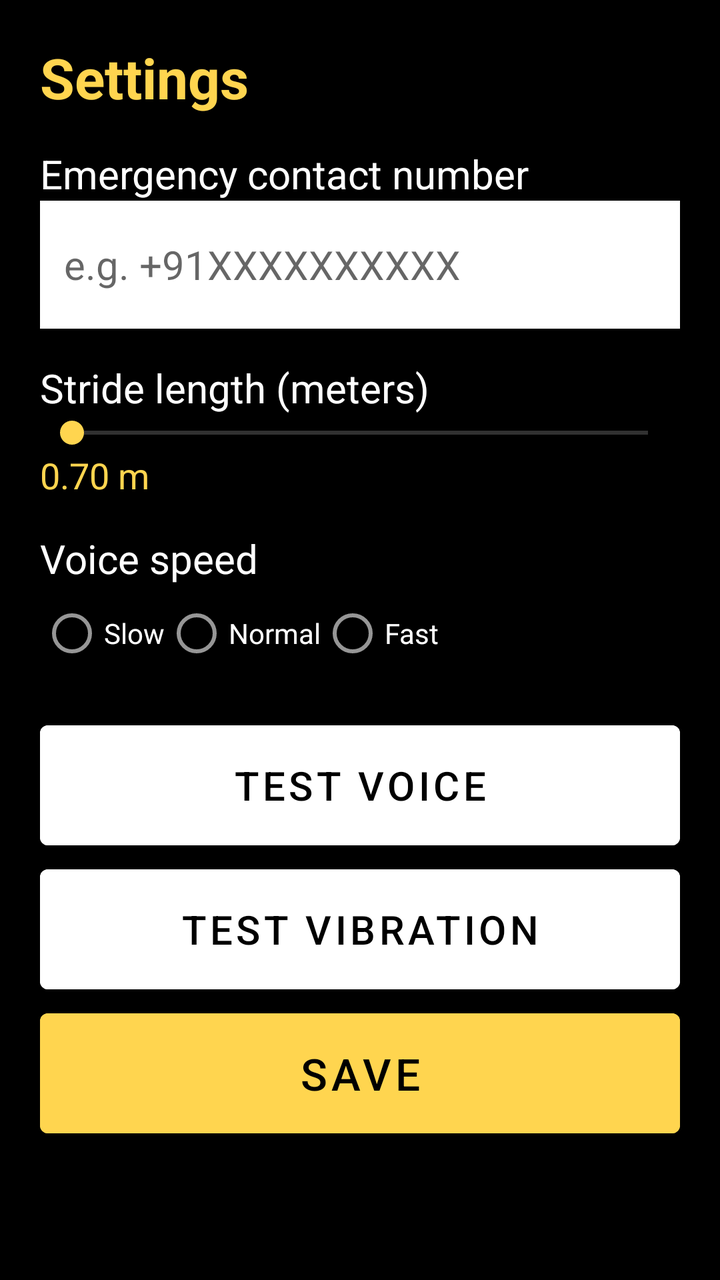
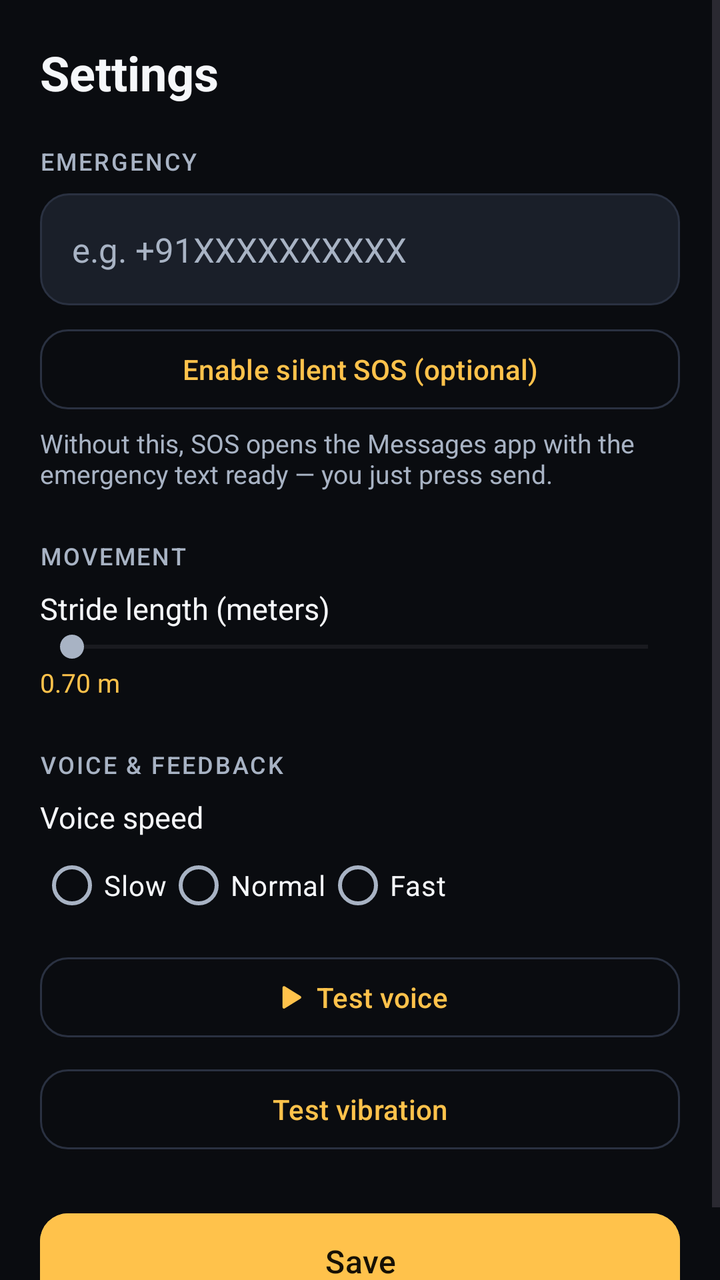

An Android layout rendered at two revisions. The XML below is the earlier revision; the diff shows what the commit changed to produce the second picture.
<!-- AndroidManifest.xml: application theme Theme.NavGuide -->
<!-- res/layout/activity_settings.xml -->
<?xml version="1.0" encoding="utf-8"?>
<ScrollView xmlns:android="http://schemas.android.com/apk/res/android"
    android:layout_width="match_parent"
    android:layout_height="match_parent"
    android:background="@color/black"
    android:fillViewport="true">

    <LinearLayout
        android:layout_width="match_parent"
        android:layout_height="wrap_content"
        android:orientation="vertical"
        android:padding="20dp">

        <TextView
            android:layout_width="match_parent"
            android:layout_height="wrap_content"
            android:text="@string/settings_title"
            android:textColor="@color/yellow"
            android:textSize="28sp"
            android:textStyle="bold"
            android:layout_marginBottom="16dp" />

        <TextView
            android:layout_width="match_parent"
            android:layout_height="wrap_content"
            android:text="@string/settings_contact_label"
            android:textColor="@color/white"
            android:textSize="20sp" />

        <EditText
            android:id="@+id/etContact"
            android:layout_width="match_parent"
            android:layout_height="64dp"
            android:hint="@string/settings_contact_hint"
            android:inputType="phone"
            android:textColor="@color/black"
            android:textSize="20sp"
            android:background="@color/white"
            android:padding="12dp"
            android:layout_marginBottom="16dp"
            android:contentDescription="@string/settings_contact_label" />

        <TextView
            android:layout_width="match_parent"
            android:layout_height="wrap_content"
            android:text="@string/settings_stride_label"
            android:textColor="@color/white"
            android:textSize="20sp" />

        <SeekBar
            android:id="@+id/sbStride"
            android:layout_width="match_parent"
            android:layout_height="wrap_content" />

        <TextView
            android:id="@+id/tvStrideValue"
            android:layout_width="match_parent"
            android:layout_height="wrap_content"
            android:text="0.70 m"
            android:textColor="@color/yellow"
            android:textSize="18sp"
            android:layout_marginBottom="16dp" />

        <TextView
            android:layout_width="match_parent"
            android:layout_height="wrap_content"
            android:text="@string/settings_tts_speed"
            android:textColor="@color/white"
            android:textSize="20sp" />

        <RadioGroup
            android:id="@+id/rgSpeed"
            android:layout_width="match_parent"
            android:layout_height="wrap_content"
            android:orientation="horizontal"
            android:layout_marginBottom="16dp">

            <RadioButton
                android:id="@+id/rbSlow"
                android:layout_width="wrap_content"
                android:layout_height="wrap_content"
                android:text="@string/tts_slow"
                android:textColor="@color/white" />

            <RadioButton
                android:id="@+id/rbNormal"
                android:layout_width="wrap_content"
                android:layout_height="wrap_content"
                android:text="@string/tts_normal"
                android:textColor="@color/white" />

            <RadioButton
                android:id="@+id/rbFast"
                android:layout_width="wrap_content"
                android:layout_height="wrap_content"
                android:text="@string/tts_fast"
                android:textColor="@color/white" />
        </RadioGroup>

        <Button
            android:id="@+id/btnTestVoice"
            android:layout_width="match_parent"
            android:layout_height="72dp"
            android:text="@string/btn_test_voice"
            android:textSize="20sp"
            android:backgroundTint="@color/white"
            android:textColor="@color/black"
            android:contentDescription="@string/btn_test_voice" />

        <Button
            android:id="@+id/btnTestVibration"
            android:layout_width="match_parent"
            android:layout_height="72dp"
            android:text="@string/btn_test_vibration"
            android:textSize="20sp"
            android:backgroundTint="@color/white"
            android:textColor="@color/black"
            android:contentDescription="@string/btn_test_vibration" />

        <Button
            android:id="@+id/btnSave"
            android:layout_width="match_parent"
            android:layout_height="72dp"
            android:text="@string/btn_save"
            android:textSize="22sp"
            android:backgroundTint="@color/yellow"
            android:textColor="@color/black"
            android:contentDescription="@string/btn_save" />

    </LinearLayout>
</ScrollView>
<!-- resources referenced by this layout -->
<resources>
  <color name="black">#FF000000</color>
  <color name="white">#FFFFFFFF</color>
  <color name="yellow">#FFFFD54F</color>
  <style name="Theme.NavGuide" parent="Theme.MaterialComponents.DayNight.NoActionBar">
          <item name="colorPrimary">@color/yellow</item>
          <item name="colorPrimaryVariant">@color/yellow</item>
          <item name="colorOnPrimary">@color/black</item>
          <item name="colorSecondary">@color/yellow</item>
          <item name="colorSecondaryVariant">@color/yellow</item>
          <item name="colorOnSecondary">@color/black</item>
          <item name="android:windowBackground">@color/black</item>
          <item name="android:statusBarColor">@color/black</item>
          <item name="android:navigationBarColor">@color/black</item>
          <item name="android:textColorPrimary">@color/white</item>
          <item name="android:textColorSecondary">@color/text_secondary</item>
          <item name="colorOnSurface">@color/white</item>
          <item name="colorSurface">@color/dark_gray</item>
      </style>
  <color name="text_secondary">#FFBDBDBD</color>
  <color name="dark_gray">#FF1C1C1C</color>
  <!-- unchanged entries left out for length: 11 -->
</resources>

<!-- the commit's change to res/layout/activity_settings.xml (unified diff, before → after) -->
@@ -1,51 +1,79 @@
 <?xml version="1.0" encoding="utf-8"?>
 <ScrollView xmlns:android="http://schemas.android.com/apk/res/android"
+    xmlns:app="http://schemas.android.com/apk/res-auto"
     android:layout_width="match_parent"
     android:layout_height="match_parent"
-    android:background="@color/black"
+    android:background="@color/bg"
     android:fillViewport="true">
 
     <LinearLayout
         android:layout_width="match_parent"
         android:layout_height="wrap_content"
         android:orientation="vertical"
-        android:padding="20dp">
+        android:padding="@dimen/screen_pad">
 
         <TextView
-            android:layout_width="match_parent"
+            android:layout_width="wrap_content"
             android:layout_height="wrap_content"
             android:text="@string/settings_title"
-            android:textColor="@color/yellow"
-            android:textSize="28sp"
-            android:textStyle="bold"
-            android:layout_marginBottom="16dp" />
+            android:textAppearance="@style/TextAppearance.NavGuide.Title"
+            android:layout_marginBottom="@dimen/space_20" />
 
+        
         <TextView
-            android:layout_width="match_parent"
+            android:layout_width="wrap_content"
             android:layout_height="wrap_content"
-            android:text="@string/settings_contact_label"
-            android:textColor="@color/white"
-            android:textSize="20sp" />
+            android:text="@string/settings_section_emergency"
+            android:textAppearance="@style/TextAppearance.NavGuide.Label"
+            android:layout_marginBottom="@dimen/space_8" />
 
         <EditText
             android:id="@+id/etContact"
             android:layout_width="match_parent"
-            android:layout_height="64dp"
+            android:layout_height="56dp"
             android:hint="@string/settings_contact_hint"
             android:inputType="phone"
-            android:textColor="@color/black"
-            android:textSize="20sp"
-            android:background="@color/white"
-            android:padding="12dp"
-            android:layout_marginBottom="16dp"
+            android:textColor="@color/text_primary"
+            android:textColorHint="@color/text_secondary"
+            android:textSize="17sp"
+            android:background="@drawable/bg_input"
+            android:paddingStart="@dimen/space_16"
+            android:paddingEnd="@dimen/space_16"
             android:contentDescription="@string/settings_contact_label" />
+
+        <Button
+            android:id="@+id/btnEnableSms"
+            style="@style/Widget.Material3.Button.OutlinedButton"
+            android:layout_width="match_parent"
+            android:layout_height="48dp"
+            android:layout_marginTop="@dimen/space_8"
+            android:text="@string/settings_sms_button"
+            android:textSize="14sp"
+            app:cornerRadius="@dimen/radius_medium"
+            android:contentDescription="@string/settings_sms_button" />
+
+        <TextView
+            android:id="@+id/tvSmsStatus"
+            android:layout_width="match_parent"
+            android:layout_height="wrap_content"
+            android:text="@string/settings_sms_button_hint"
+            android:textAppearance="@style/TextAppearance.NavGuide.Caption"
+            android:layout_marginTop="@dimen/space_4" />
+
+        
+        <TextView
+            android:layout_width="wrap_content"
+            android:layout_height="wrap_content"
+            android:text="@string/settings_section_movement"
+            android:textAppearance="@style/TextAppearance.NavGuide.Label"
+            android:layout_marginTop="@dimen/space_24"
+            android:layout_marginBottom="@dimen/space_8" />
 
         <TextView
             android:layout_width="match_parent"
             android:layout_height="wrap_content"
             android:text="@string/settings_stride_label"
-            android:textColor="@color/white"
-            android:textSize="20sp" />
+            android:textAppearance="@style/TextAppearance.NavGuide.Body" />
 
         <SeekBar
             android:id="@+id/sbStride"
@@ -57,74 +85,87 @@
             android:layout_width="match_parent"
             android:layout_height="wrap_content"
             android:text="0.70 m"
-            android:textColor="@color/yellow"
-            android:textSize="18sp"
-            android:layout_marginBottom="16dp" />
+            android:textAppearance="@style/TextAppearance.NavGuide.Caption"
+            android:textColor="@color/amber" />
+
+        
+        <TextView
+            android:layout_width="wrap_content"
+            android:layout_height="wrap_content"
+            android:text="@string/settings_section_voice"
+            android:textAppearance="@style/TextAppearance.NavGuide.Label"
+            android:layout_marginTop="@dimen/space_24"
+            android:layout_marginBottom="@dimen/space_8" />
 
         <TextView
             android:layout_width="match_parent"
             android:layout_height="wrap_content"
             android:text="@string/settings_tts_speed"
-            android:textColor="@color/white"
-            android:textSize="20sp" />
+            android:textAppearance="@style/TextAppearance.NavGuide.Body" />
 
         <RadioGroup
             android:id="@+id/rgSpeed"
             android:layout_width="match_parent"
             android:layout_height="wrap_content"
             android:orientation="horizontal"
-            android:layout_marginBottom="16dp">
+            android:layout_marginBottom="@dimen/space_8">
 
             <RadioButton
                 android:id="@+id/rbSlow"
                 android:layout_width="wrap_content"
                 android:layout_height="wrap_content"
                 android:text="@string/tts_slow"
-                android:textColor="@color/white" />
+                android:textColor="@color/text_primary" />
 
             <RadioButton
                 android:id="@+id/rbNormal"
                 android:layout_width="wrap_content"
                 android:layout_height="wrap_content"
                 android:text="@string/tts_normal"
-                android:textColor="@color/white" />
+                android:textColor="@color/text_primary" />
 
             <RadioButton
                 android:id="@+id/rbFast"
                 android:layout_width="wrap_content"
                 android:layout_height="wrap_content"
                 android:text="@string/tts_fast"
-                android:textColor="@color/white" />
+                android:textColor="@color/text_primary" />
         </RadioGroup>
 
         <Button
             android:id="@+id/btnTestVoice"
+            style="@style/Widget.Material3.Button.OutlinedButton"
             android:layout_width="match_parent"
-            android:layout_height="72dp"
+            android:layout_height="48dp"
             android:text="@string/btn_test_voice"
-            android:textSize="20sp"
-            android:backgroundTint="@color/white"
-            android:textColor="@color/black"
+            android:textSize="14sp"
+            app:cornerRadius="@dimen/radius_medium"
+            app:icon="@drawable/ic_play"
+            app:iconGravity="textStart"
+            app:iconSize="18dp"
             android:contentDescription="@string/btn_test_voice" />
 
         <Button
             android:id="@+id/btnTestVibration"
+            style="@style/Widget.Material3.Button.OutlinedButton"
             android:layout_width="match_parent"
-            android:layout_height="72dp"
+            android:layout_height="48dp"
+            android:layout_marginTop="@dimen/space_8"
             android:text="@string/btn_test_vibration"
-            android:textSize="20sp"
-            android:backgroundTint="@color/white"
-            android:textColor="@color/black"
+            android:textSize="14sp"
+            app:cornerRadius="@dimen/radius_medium"
             android:contentDescription="@string/btn_test_vibration" />
 
         <Button
             android:id="@+id/btnSave"
             android:layout_width="match_parent"
-            android:layout_height="72dp"
+            android:layout_height="@dimen/button_height"
+            android:layout_marginTop="@dimen/space_24"
             android:text="@string/btn_save"
-            android:textSize="22sp"
-            android:backgroundTint="@color/yellow"
-            android:textColor="@color/black"
+            android:textSize="16sp"
+            android:backgroundTint="@color/amber"
+            android:textColor="@color/text_on_accent"
+            app:cornerRadius="@dimen/radius_medium"
             android:contentDescription="@string/btn_save" />
 
     </LinearLayout>
<!-- resource entries referenced after the edit -->
@@ -1,25 +1,120 @@
 <!-- resources referenced by this layout -->
 <resources>
-  <color name="black">#FF000000</color>
-  <color name="white">#FFFFFFFF</color>
-  <color name="yellow">#FFFFD54F</color>
-  <style name="Theme.NavGuide" parent="Theme.MaterialComponents.DayNight.NoActionBar">
-          <item name="colorPrimary">@color/yellow</item>
-          <item name="colorPrimaryVariant">@color/yellow</item>
-          <item name="colorOnPrimary">@color/black</item>
-          <item name="colorSecondary">@color/yellow</item>
-          <item name="colorSecondaryVariant">@color/yellow</item>
-          <item name="colorOnSecondary">@color/black</item>
-          <item name="android:windowBackground">@color/black</item>
-          <item name="android:statusBarColor">@color/black</item>
-          <item name="android:navigationBarColor">@color/black</item>
-          <item name="android:textColorPrimary">@color/white</item>
-          <item name="android:textColorSecondary">@color/text_secondary</item>
-          <item name="colorOnSurface">@color/white</item>
-          <item name="colorSurface">@color/dark_gray</item>
+  <color name="amber">#FFC24B</color>
+  <color name="bg">#0A0C10</color>
+  <color name="text_on_accent">#171105</color>
+  <color name="text_primary">#F5F7FA</color>
+  <color name="white">#FFF5F7FA</color>
+  <style name="ShapeAppearance.NavGuide.Small" parent="">
+          <item name="cornerFamily">rounded</item>
+          <item name="cornerSize">@dimen/radius_small</item>
       </style>
-  <color name="text_secondary">#FFBDBDBD</color>
-  <color name="dark_gray">#FF1C1C1C</color>
+  <style name="ShapeAppearance.NavGuide.Medium" parent="">
+          <item name="cornerFamily">rounded</item>
+          <item name="cornerSize">@dimen/radius_medium</item>
+      </style>
+  <style name="ShapeAppearance.NavGuide.Large" parent="">
+          <item name="cornerFamily">rounded</item>
+          <item name="cornerSize">@dimen/radius_large</item>
+      </style>
+  <dimen name="radius_small">10dp</dimen>
+  <dimen name="radius_large">18dp</dimen>
+  <style name="Theme.NavGuide" parent="Theme.Material3.DayNight.NoActionBar">
+          
+          <item name="colorPrimary">@color/amber</item>
+          <item name="colorOnPrimary">@color/text_on_accent</item>
+          <item name="colorPrimaryContainer">@color/amber_container</item>
+          <item name="colorOnPrimaryContainer">@color/amber_on_container</item>
+  
+          
+          <item name="colorSecondary">@color/text_secondary</item>
+          <item name="colorOnSecondary">@color/bg</item>
+          <item name="colorSecondaryContainer">@color/surface_variant</item>
+          <item name="colorOnSecondaryContainer">@color/text_primary</item>
+  
+          
+          <item name="android:windowBackground">@color/bg</item>
+          <item name="colorSurface">@color/surface</item>
+          <item name="colorOnSurface">@color/text_primary</item>
+          <item name="colorSurfaceVariant">@color/surface_variant</item>
+          <item name="colorOnSurfaceVariant">@color/text_secondary</item>
+          <item name="colorOutline">@color/outline</item>
+          <item name="colorOutlineVariant">@color/outline</item>
+  
+          
+          <item name="colorError">@color/danger_fill</item>
+          <item name="colorOnError">@color/white</item>
+  
+          
+          <item name="android:statusBarColor">@color/bg</item>
+          <item name="android:navigationBarColor">@color/bg</item>
+  
+          
+          <item name="shapeAppearanceSmallComponent">@style/ShapeAppearance.NavGuide.Small</item>
+          <item name="shapeAppearanceMediumComponent">@style/ShapeAppearance.NavGuide.Medium</item>
+          <item name="shapeAppearanceLargeComponent">@style/ShapeAppearance.NavGuide.Large</item>
+      </style>
+  <color name="surface_variant">#1A1F29</color>
+  <color name="outline">#2A3141</color>
+  <color name="amber_container">#3A2E12</color>
+  <color name="amber_on_container">#FFE3A6</color>
+  <color name="surface">#12151C</color>
+  <color name="danger_fill">#C4342B</color>
+  <color name="text_secondary">#A8B3C4</color>
+  <dimen name="button_height">56dp</dimen>
+  <dimen name="radius_medium">14dp</dimen>
+  <dimen name="screen_pad">20dp</dimen>
+  <dimen name="space_16">16dp</dimen>
+  <dimen name="space_20">20dp</dimen>
+  <dimen name="space_24">24dp</dimen>
+  <dimen name="space_4">4dp</dimen>
+  <dimen name="space_8">8dp</dimen>
+  <!-- drawable bg_input (drawable) -->
+  <?xml version="1.0" encoding="utf-8"?>
+  <shape xmlns:android="http://schemas.android.com/apk/res/android" android:shape="rectangle">
+      <solid android:color="@color/surface_variant" />
+      <stroke android:width="1dp" android:color="@color/outline" />
+      <corners android:radius="@dimen/radius_medium" />
+  </shape>
+  <!-- drawable ic_play (drawable) -->
+  <?xml version="1.0" encoding="utf-8"?>
+  <vector xmlns:android="http://schemas.android.com/apk/res/android"
+      android:width="24dp" android:height="24dp"
+      android:viewportWidth="24" android:viewportHeight="24">
+      <path
+          android:pathData="M8 5.5 L18.5 12 L8 18.5 Z"
+          android:strokeColor="#FFFFFF" android:strokeWidth="2"
+          android:strokeLineJoin="round"
+          android:fillColor="#FFFFFF" />
+  </vector>
+  <string name="settings_section_emergency">Emergency</string>
+  <string name="settings_section_movement">Movement</string>
+  <string name="settings_section_voice">Voice &amp; feedback</string>
+  <string name="settings_sms_button">Enable silent SOS (optional)</string>
+  <string name="settings_sms_button_hint">Without this, SOS opens the Messages app with the emergency text ready — you just press send.</string>
+  <style name="TextAppearance.NavGuide.Body" parent="android:TextAppearance">
+          <item name="android:fontFamily">sans-serif</item>
+          <item name="android:textSize">15sp</item>
+          <item name="android:textColor">@color/text_primary</item>
+      </style>
+  <style name="TextAppearance.NavGuide.Caption" parent="android:TextAppearance">
+          <item name="android:fontFamily">sans-serif</item>
+          <item name="android:textSize">13sp</item>
+          <item name="android:textColor">@color/text_secondary</item>
+      </style>
+  <style name="TextAppearance.NavGuide.Label" parent="android:TextAppearance">
+          <item name="android:fontFamily">sans-serif-medium</item>
+          <item name="android:textSize">12sp</item>
+          <item name="android:letterSpacing">0.08</item>
+          <item name="android:textAllCaps">true</item>
+          <item name="android:textColor">@color/text_secondary</item>
+      </style>
+  <style name="TextAppearance.NavGuide.Title" parent="android:TextAppearance">
+          <item name="android:fontFamily">sans-serif</item>
+          <item name="android:textSize">24sp</item>
+          <item name="android:textStyle">bold</item>
+          <item name="android:textColor">@color/text_primary</item>
+      </style>
   <!-- unchanged entries left out for length: 11 -->
 </resources>
 
